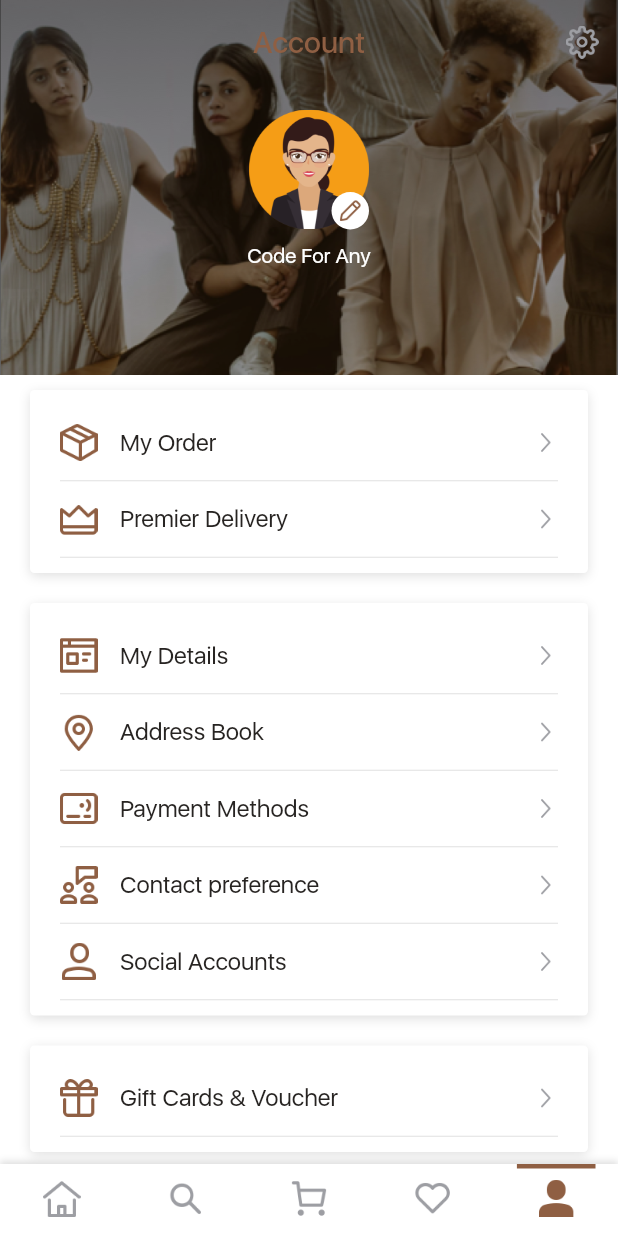
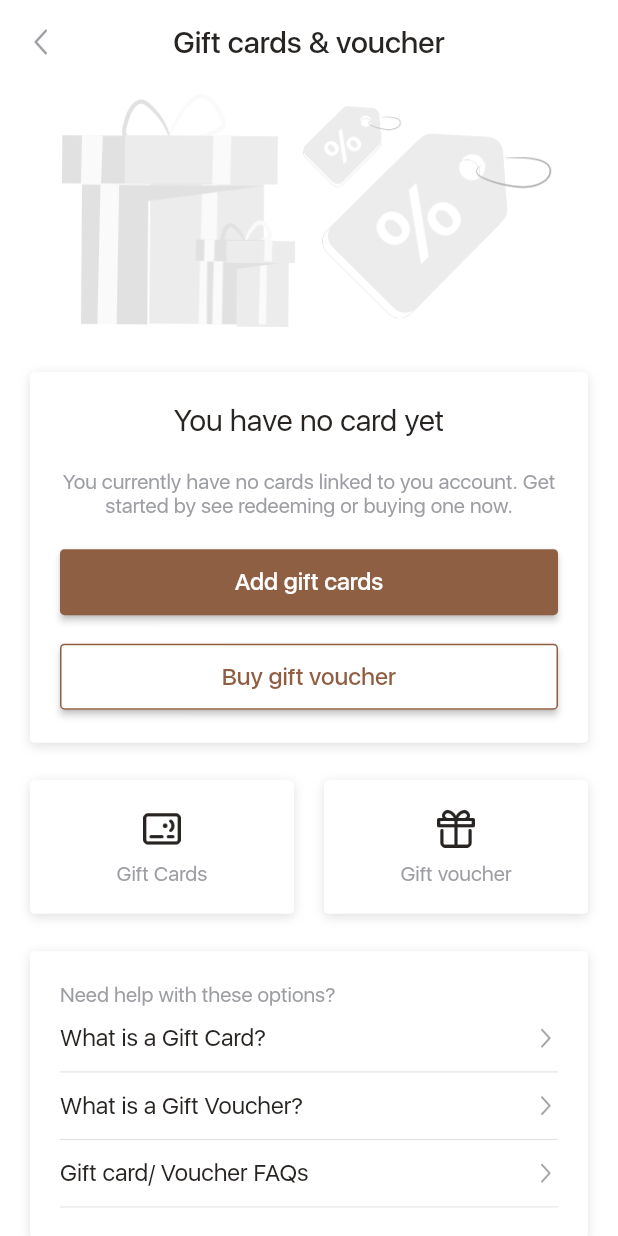
Before and after one commit to codeforany/ebuy_e_commerce_app_development_flutter, a Flutter app: the screen it shows after launch, item 5 of the bottom bar chosen, after a tap on "Gift Cards & Voucher", on a phone screen of 412 x 824 dp. Run offline on Flutter 3.47's test engine with Material 2 defaults, Android fonts, the phone set to English and light mode, and no system bars.

Commit message:
Gift Cards & Gift Voucher UI

```diff
--- /dev/null
+++ b/lib/common_widget/gift_row.dart
@@ -0,0 +1,54 @@
+import 'package:flutter/material.dart';
+
+import '../common/color_extension.dart';
+
+class GiftRow extends StatelessWidget {
+  final String title;
+  final VoidCallback onPressed;
+
+  const GiftRow(
+      {super.key,
+      required this.title,
+      required this.onPressed});
+
+  @override
+  Widget build(BuildContext context) {
+    return InkWell(
+      onTap: onPressed,
+      child: Column(
+        mainAxisSize: MainAxisSize.min,
+        children: [
+          SizedBox(
+            height: 44,
+            child: Row(
+              mainAxisAlignment: MainAxisAlignment.spaceBetween,
+              children: [
+
+                Expanded(
+                  child: Text(
+                    title,
+                    style: TextStyle(color: TColor.primaryText, fontSize: 16),
+                  ),
+                ),
+
+                const SizedBox(
+                  width: 8,
+                ),
+                Image.asset(
+                  "assets/img/right.png",
+                  width: 15,
+                  height: 15,
+                  color: TColor.secondaryText,
+                )
+              ],
+            ),
+          ),
+          const Divider(
+            color: Colors.black12,
+            height: 1,
+          )
+        ],
+      ),
+    );
+  }
+}
--- a/lib/common_widget/round_buttom.dart
+++ b/lib/common_widget/round_buttom.dart
@@ -2,23 +2,36 @@ import 'package:flutter/material.dart';
 
 import '../common/color_extension.dart';
 
+enum RoundButtonType { primary, textPrimary }
+
 class RoundButton extends StatelessWidget {
   final String title;
   final VoidCallback onPressed;
-
-  const RoundButton({super.key, required this.title, required this.onPressed});
+  final RoundButtonType type;
+  const RoundButton(
+      {super.key,
+      required this.title,
+      this.type = RoundButtonType.primary,
+      required this.onPressed});
 
   @override
   Widget build(BuildContext context) {
     return MaterialButton(
       onPressed: onPressed,
-      color: TColor.primary,
+      color: type == RoundButtonType.primary ? TColor.primary : TColor.white,
       minWidth: double.maxFinite,
       height: 44,
-      shape: RoundedRectangleBorder(borderRadius: BorderRadius.circular(3)),
+      shape: RoundedRectangleBorder(
+          side: type == RoundButtonType.primary
+              ? BorderSide.none
+              : BorderSide(color: TColor.primary, width: 1.0),
+          borderRadius: BorderRadius.circular(3)),
       child: Text(
         title,
-        style: TextStyle(color: TColor.white, fontSize: 16),
+        style: TextStyle(
+            color:
+                type == RoundButtonType.primary ? TColor.white : TColor.primary,
+            fontSize: 16),
       ),
     );
   }
--- a/lib/view/account/account_view.dart
+++ b/lib/view/account/account_view.dart
@@ -1,3 +1,4 @@
+import 'package:ebuy_ecommerce/view/account/gift_card_view.dart';
 import 'package:ebuy_ecommerce/view/account/my_order_view.dart';
 import 'package:ebuy_ecommerce/view/account/settings_view.dart';
 import 'package:flutter/material.dart';
@@ -205,7 +206,14 @@ class _AccountViewState extends State<AccountView> {
                       AccountRow(
                         title: "Gift Cards & Voucher",
                         icon: "assets/img/present.png",
-                        onPressed: () {},
+                        onPressed: () {
+                          Navigator.push(
+                            context,
+                            MaterialPageRoute(
+                              builder: (context) => const GiftCardView(),
+                            ),
+                          );
+                        },
                       ),
                     ],
                   ),
--- /dev/null
+++ b/lib/view/account/gift_card_view.dart
@@ -0,0 +1,229 @@
+import 'package:ebuy_ecommerce/common_widget/round_buttom.dart';
+import 'package:ebuy_ecommerce/view/account/add_gift_cards_view.dart';
+import 'package:flutter/material.dart';
+
+import '../../common/color_extension.dart';
+import '../../common_widget/account_row.dart';
+import '../../common_widget/gift_row.dart';
+
+class GiftCardView extends StatefulWidget {
+  const GiftCardView({super.key});
+
+  @override
+  State<GiftCardView> createState() => _GiftCardViewState();
+}
+
+class _GiftCardViewState extends State<GiftCardView> {
+  @override
+  Widget build(BuildContext context) {
+    var media = MediaQuery.sizeOf(context);
+    return Scaffold(
+        backgroundColor: TColor.white,
+        appBar: AppBar(
+          backgroundColor: TColor.white,
+          elevation: 0,
+          centerTitle: true,
+          leading: IconButton(
+              onPressed: () {
+                Navigator.pop(context);
+              },
+              icon: Image.asset(
+                "assets/img/back.png",
+                width: 20,
+                height: 20,
+                color: TColor.secondaryText,
+              )),
+          title: Text(
+            "Gift cards & voucher",
+            style: TextStyle(color: TColor.primaryText, fontSize: 20),
+          ),
+        ),
+        body: SingleChildScrollView(
+          child: Column(
+            children: [
+              Image.asset(
+                "assets/img/Gifts.png",
+                width: media.width * 0.8,
+              ),
+              const SizedBox(
+                height: 20,
+              ),
+              Container(
+                margin:
+                    const EdgeInsets.symmetric(vertical: 10, horizontal: 20),
+                padding:
+                    const EdgeInsets.symmetric(vertical: 20, horizontal: 20),
+                decoration: BoxDecoration(
+                    color: TColor.white,
+                    borderRadius: BorderRadius.circular(3),
+                    boxShadow: const [
+                      BoxShadow(
+                          color: Colors.black12,
+                          blurRadius: 6,
+                          offset: Offset(0, 2))
+                    ]),
+                child: Column(children: [
+                  Text(
+                    "You have no card yet",
+                    style: TextStyle(color: TColor.primaryText, fontSize: 20),
+                  ),
+                  const SizedBox(
+                    height: 20,
+                  ),
+                  Text(
+                    "You currently have no cards linked to you account. Get started by see redeeming or buying one now.",
+                    textAlign: TextAlign.center,
+                    style: TextStyle(color: TColor.secondaryText, fontSize: 14),
+                  ),
+                  const SizedBox(
+                    height: 20,
+                  ),
+                  RoundButton(
+                      title: "Add gift cards",
+                      onPressed: () {
+                        Navigator.push(
+                          context,
+                          MaterialPageRoute(
+                            builder: (context) => const AddGiftCardView(),
+                          ),
+                        );
+                      }),
+                  const SizedBox(
+                    height: 15,
+                  ),
+                  RoundButton(
+                      title: "Buy gift voucher",
+                      type: RoundButtonType.textPrimary,
+                      onPressed: () {})
+                ]),
+              ),
+              Padding(
+                padding:
+                    const EdgeInsets.symmetric(horizontal: 20, vertical: 15),
+                child: Row(
+                  children: [
+                    Expanded(
+                      child: InkWell(
+                        onTap: () {},
+                        child: Container(
+                          padding: const EdgeInsets.symmetric(
+                              vertical: 20, horizontal: 20),
+                          decoration: BoxDecoration(
+                              color: TColor.white,
+                              borderRadius: BorderRadius.circular(3),
+                              boxShadow: const [
+                                BoxShadow(
+                                    color: Colors.black12,
+                                    blurRadius: 6,
+                                    offset: Offset(0, 2))
+                              ]),
+                          child: Column(
+                              mainAxisAlignment: MainAxisAlignment.center,
+                              crossAxisAlignment: CrossAxisAlignment.center,
+                              children: [
+                                Image.asset(
+                                  "assets/img/contactless-card.png",
+                                  width: 25,
+                                  height: 25,
+                                ),
+                                const SizedBox(
+                                  height: 8,
+                                ),
+                                Text(
+                                  "Gift Cards",
+                                  textAlign: TextAlign.center,
+                                  style: TextStyle(
+                                      color: TColor.secondaryText,
+                                      fontSize: 14),
+                                ),
+                              ]),
+                        ),
+                      ),
+                    ),
+                    const SizedBox(
+                      width: 20,
+                    ),
+                    Expanded(
+                      child: InkWell(
+                        onTap: () {},
+                        child: Container(
+                          padding: const EdgeInsets.symmetric(
+                              vertical: 20, horizontal: 20),
+                          decoration: BoxDecoration(
+                              color: TColor.white,
+                              borderRadius: BorderRadius.circular(3),
+                              boxShadow: const [
+                                BoxShadow(
+                                    color: Colors.black12,
+                                    blurRadius: 6,
+                                    offset: Offset(0, 2))
+                              ]),
+                          child: Column(
+                              mainAxisAlignment: MainAxisAlignment.center,
+                              crossAxisAlignment: CrossAxisAlignment.center,
+                              children: [
+                                Image.asset(
+                                  "assets/img/present.png",
+                                  width: 25,
+                                  height: 25,
+                                ),
+                                const SizedBox(
+                                  height: 8,
+                                ),
+                                Text(
+                                  "Gift voucher",
+                                  textAlign: TextAlign.center,
+                                  style: TextStyle(
+                                      color: TColor.secondaryText,
+                                      fontSize: 14),
+                                ),
+                              ]),
+                        ),
+                      ),
+                    ),
+                  ],
+                ),
+              ),
+              Container(
+                margin:
+                    const EdgeInsets.symmetric(vertical: 10, horizontal: 20),
+                padding:
+                    const EdgeInsets.symmetric(vertical: 20, horizontal: 20),
+                decoration: BoxDecoration(
+                    color: TColor.white,
+                    borderRadius: BorderRadius.circular(3),
+                    boxShadow: const [
+                      BoxShadow(
+                          color: Colors.black12,
+                          blurRadius: 6,
+                          offset: Offset(0, 2))
+                    ]),
+                child: Column(
+                  crossAxisAlignment: CrossAxisAlignment.start,
+                  children: [
+                    Text(
+                      "Need help with these options?",
+                      textAlign: TextAlign.center,
+                      style:
+                          TextStyle(color: TColor.secondaryText, fontSize: 14),
+                    ),
+                    GiftRow(
+                      title: "What is a Gift Card?",
+                      onPressed: () {},
+                    ),
+                    GiftRow(
+                      title: "What is a Gift Voucher?",
+                      onPressed: () {},
+                    ),
+                    GiftRow(
+                      title: "Gift card/ Voucher FAQs",
+                      onPressed: () {},
+                    ),
+                  ],
+                ),
+              ),
+            ],
+          ),
+        ));
+  }
+}
```
Also changed, not shown: lib/view/account/add_gift_cards_view.dart (added, +121 -0 lines), assets/img/Gifts.png (added), assets/img/bar_code.png (added), 1 other file.
